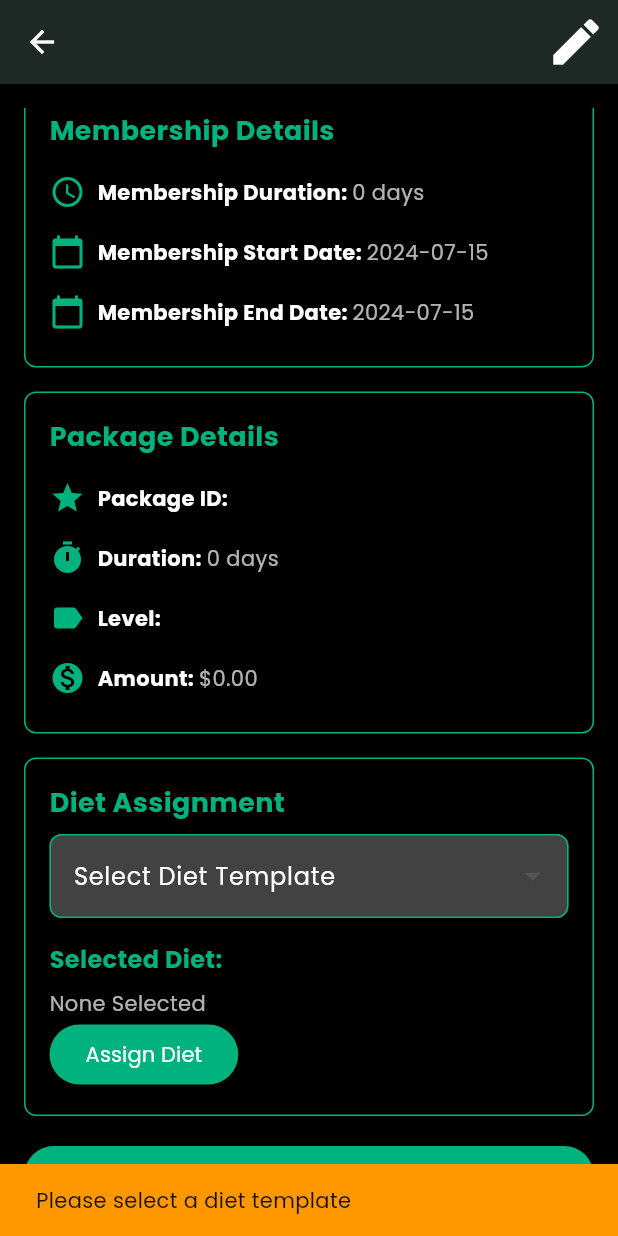
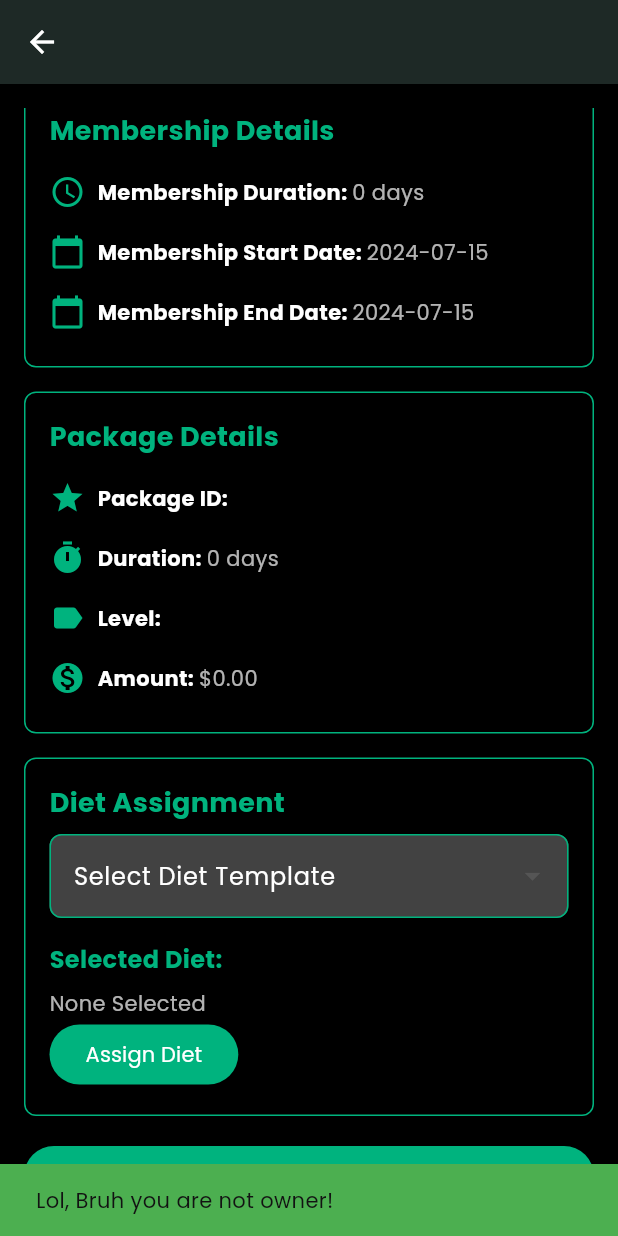
Before and after one commit to krish-dev-7/kumbu_admin, a Flutter app: the MemberDetailsPage screen opened directly with empty values, scrolled down 475 dp, after a tap on "Assign Diet", on a phone screen of 412 x 824 dp. Run offline on Flutter 3.47's test engine with Material 3 defaults, Android fonts, the light colour scheme and no system bars; our stand-ins replace image_picker; network calls fail.

Commit message:
Members access

```diff
--- a/lib/Screens/MembersDetailsPage.dart
+++ b/lib/Screens/MembersDetailsPage.dart
@@ -74,12 +74,12 @@ class _MemberDetailsPageState extends State<MemberDetailsPage> {
     return Scaffold(
       appBar: AppBar(
         title: Text(widget.member.name),
-        actions: [
-          IconButton(
-            icon: Icon(_isEditing ? Icons.save : Icons.edit, size: 40,),
-            onPressed: _isEditing ? _saveChanges : _toggleEditing,
-          ),
-        ],
+        // actions: [
+        //   IconButton(
+        //     icon: Icon(_isEditing ? Icons.save : Icons.edit, size: 40,),
+        //     onPressed: _isEditing ? _saveChanges : _toggleEditing,
+        //   ),
+        // ],
       ),
       body: Padding(
         padding: const EdgeInsets.all(16.0),
@@ -413,25 +413,11 @@ class _MemberDetailsPageState extends State<MemberDetailsPage> {
         // if (_isEditing)
           ElevatedButton(
             onPressed: () async {
-              if (_selectedDietTemplateId != null) {
-                try {
-                  await _memberService.updateDietTemplateId(widget.member.id, _selectedDietTemplateId!);
+
                   ScaffoldMessenger.of(context).showSnackBar(SnackBar(
-                    content: Text('Diet template assigned successfully'),
+                    content: Text('Lol, Bruh you are not owner!'),
                     backgroundColor: Colors.green,
                   ));
-                } catch (e) {
-                  ScaffoldMessenger.of(context).showSnackBar(SnackBar(
-                    content: Text('Failed to assign diet template: $e'),
-                    backgroundColor: Colors.red,
-                  ));
-                }
-              } else {
-                ScaffoldMessenger.of(context).showSnackBar(SnackBar(
-                  content: Text('Please select a diet template'),
-                  backgroundColor: Colors.orange,
-                ));
-              }
             },
             child: Text('Assign Diet', style: TextStyle(color: Colors.white)),
             style: ElevatedButton.styleFrom(backgroundColor: appLightGreen),
```
Also changed, not shown: lib/Screens/MembersListPage.dart (+14 -14 lines).
